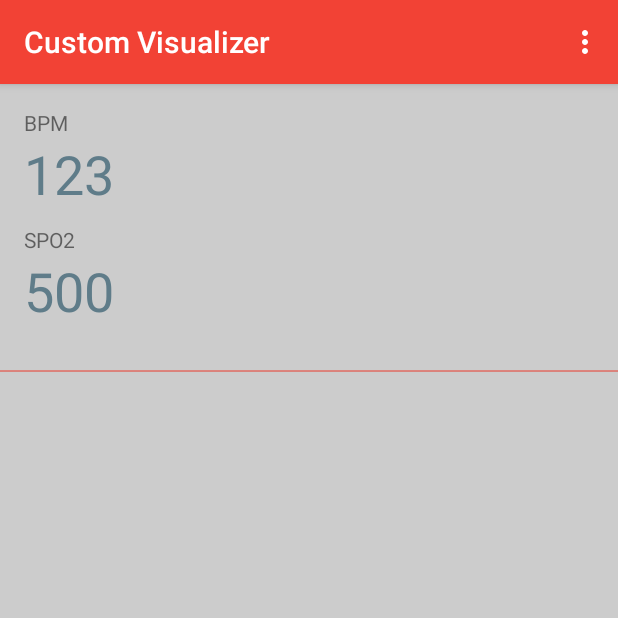
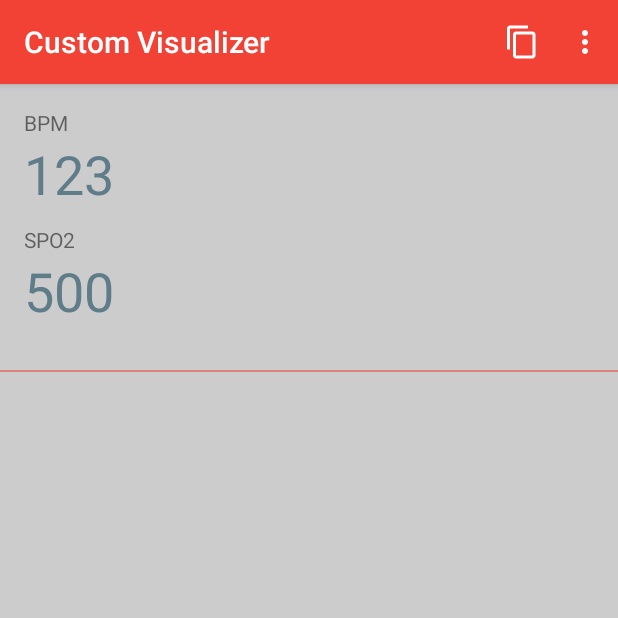
Before and after one commit to ArsenicBismuth/Custom-Grapher, an Android app: the screen it shows after launch (MainActivity), on a phone screen of 412 x 824 dp, the top half of it. Run offline under Robolectric (Android 15) with nearby library versions, the phone set to English and light mode, and no system bars.

Commit message:
Capability to Copy Graph Values
Basic array to clipboard capability.

```diff
--- a/app/src/main/res/menu/menu_main.xml
+++ b/app/src/main/res/menu/menu_main.xml
@@ -12,6 +12,15 @@
         <!--android:title="@string/action_bluetooth"-->
         <!--app:showAsAction="ifRoom" />-->
 
+    <!-- "Copy to clipboard", should appear as action button if possible -->
+
+    <item
+        android:id="@+id/action_copy"
+        android:icon="?attr/actionModeCopyDrawable"
+        android:orderInCategory="100"
+        android:title="@string/action_copy"
+        app:showAsAction="ifRoom" />
+
     <item
         android:id="@+id/action_settings"
         android:orderInCategory="100"
--- a/app/src/main/res/values/strings.xml
+++ b/app/src/main/res/values/strings.xml
@@ -2,6 +2,7 @@
     <string name="app_name">Custom Visualizer</string>
     <string name="action_settings">Settings</string>
     <string name="action_about">About</string>
+    <string name="action_copy">Copy Values</string>
     <string name="action_bluetooth">Bluetooth</string>
 
     <string name="permission">Permission</string>
@@ -23,6 +24,7 @@
 
     <string name="toast_pause">Paused</string>
     <string name="toast_resume">Resumed</string>
+    <string name="toast_copy">Values sent to clipboard</string>
 
     <!-- Old settings method -->
     <!--<string-array name="settings_content">-->
```
Also changed, not shown: app/src/main/java/com/rsam/customgrapher/MainActivity.java (+39 -1 lines).
